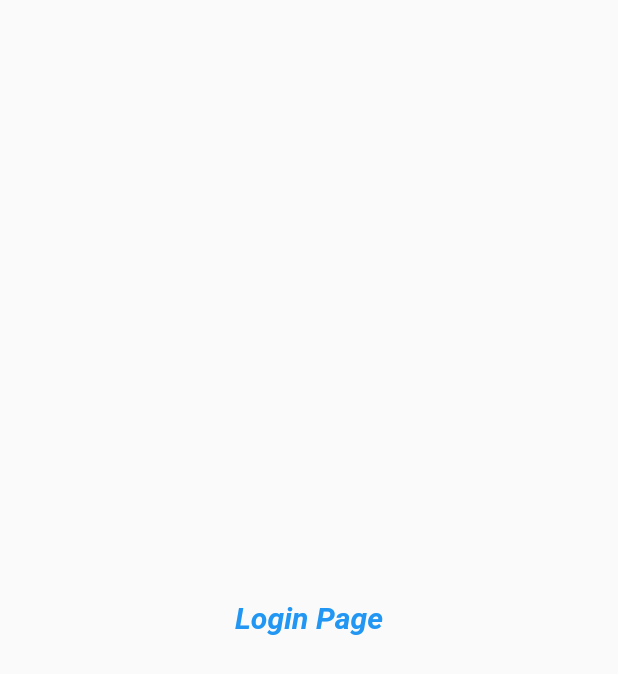
After one commit to RajendraVaishampayan/FlutterCatalogApp, a Flutter app: the screen it shows after launch, on a phone screen of 412 x 824 dp. The commit adds this screen. Shown: the top 674 px of the screen. Run offline on Flutter 3.47's test engine with Material 2 defaults, Android fonts, the phone set to English and light mode, and no system bars.

Commit message:
Day 3 Completed

```diff
--- a/lib/main.dart
+++ b/lib/main.dart
@@ -1,6 +1,8 @@
 import 'package:flutter/material.dart';
 
-import 'home_page.dart';
+import 'pages/home_page.dart';
+
+import 'pages/login_page.dart';
 
 void main() {
   runApp(MyApp());
@@ -10,7 +12,15 @@ class MyApp extends StatelessWidget {
   @override
   Widget build(BuildContext context) {
     return MaterialApp(
-      home: HomePage(),
-    ); //Material App
+      themeMode: ThemeMode.light,
+      theme: ThemeData(
+        primarySwatch: Colors.orange,
+      ),
+      routes: {
+        "/": (context) => LoginPage(),
+        "/home": (context) => HomePage(),
+        "/login": (context) => LoginPage(),
+      },
+    );
   }
 }
--- /dev/null
+++ b/lib/pages/login_page.dart
@@ -0,0 +1,20 @@
+import 'package:flutter/material.dart';
+
+class LoginPage extends StatelessWidget {
+  @override
+  Widget build(BuildContext context) {
+    return Material(
+      child: Center(
+        child: Text(
+          "Login Page",
+          style: TextStyle(
+            fontStyle: FontStyle.italic,
+            fontSize: 20,
+            color: Colors.blue,
+            fontWeight: FontWeight.bold,
+          ),
+        ),
+      ),
+    );
+  }
+}
```
Also changed, not shown: lib/pages/home_page.dart (renamed from lib/home_page.dart).
